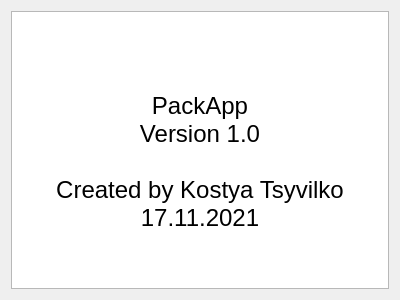
Qt form Course work app/CourseWorkApp/helpwindow.ui (kostyaTsy/PackedApp) before a commit.
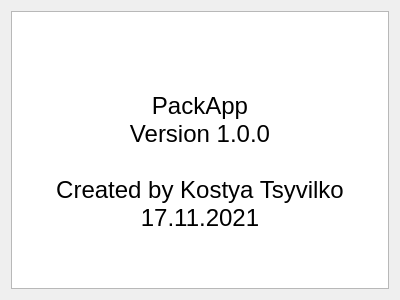
The same form after that commit. Icons and pictures are not drawn.

Diff of the .ui file:
```diff
--- a/Course work app/CourseWorkApp/helpwindow.ui
+++ b/Course work app/CourseWorkApp/helpwindow.ui
@@ -48,7 +48,7 @@
 &lt;p align=&quot;center&quot; style=&quot; margin-top:0px; margin-bottom:0px; margin-left:0px; margin-right:0px; -qt-block-indent:0; text-indent:0px;&quot;&gt;&lt;img src=&quot;:/rec/img/appIcon2.png&quot; /&gt;&lt;/p&gt;
 &lt;p align=&quot;center&quot; style=&quot;-qt-paragraph-type:empty; margin-top:0px; margin-bottom:0px; margin-left:0px; margin-right:0px; -qt-block-indent:0; text-indent:0px; font-size:18pt;&quot;&gt;&lt;br /&gt;&lt;/p&gt;
 &lt;p align=&quot;center&quot; style=&quot; margin-top:0px; margin-bottom:0px; margin-left:0px; margin-right:0px; -qt-block-indent:0; text-indent:0px;&quot;&gt;&lt;span style=&quot; font-size:18pt;&quot;&gt;PackApp&lt;/span&gt;&lt;/p&gt;
-&lt;p align=&quot;center&quot; style=&quot; margin-top:0px; margin-bottom:0px; margin-left:0px; margin-right:0px; -qt-block-indent:0; text-indent:0px;&quot;&gt;&lt;span style=&quot; font-size:18pt;&quot;&gt;Version 1.0&lt;/span&gt;&lt;/p&gt;
+&lt;p align=&quot;center&quot; style=&quot; margin-top:0px; margin-bottom:0px; margin-left:0px; margin-right:0px; -qt-block-indent:0; text-indent:0px;&quot;&gt;&lt;span style=&quot; font-size:18pt;&quot;&gt;Version 1.0.0&lt;/span&gt;&lt;/p&gt;
 &lt;p align=&quot;center&quot; style=&quot;-qt-paragraph-type:empty; margin-top:0px; margin-bottom:0px; margin-left:0px; margin-right:0px; -qt-block-indent:0; text-indent:0px; font-size:18pt;&quot;&gt;&lt;br /&gt;&lt;/p&gt;
 &lt;p align=&quot;center&quot; style=&quot; margin-top:0px; margin-bottom:0px; margin-left:0px; margin-right:0px; -qt-block-indent:0; text-indent:0px;&quot;&gt;&lt;span style=&quot; font-size:18pt;&quot;&gt;Created by Kostya Tsyvilko&lt;/span&gt;&lt;/p&gt;
 &lt;p align=&quot;center&quot; style=&quot; margin-top:0px; margin-bottom:0px; margin-left:0px; margin-right:0px; -qt-block-indent:0; text-indent:0px;&quot;&gt;&lt;span style=&quot; font-size:18pt;&quot;&gt;17.11.2021&lt;/span&gt;&lt;/p&gt;&lt;/body&gt;&lt;/html&gt;</string>
```
